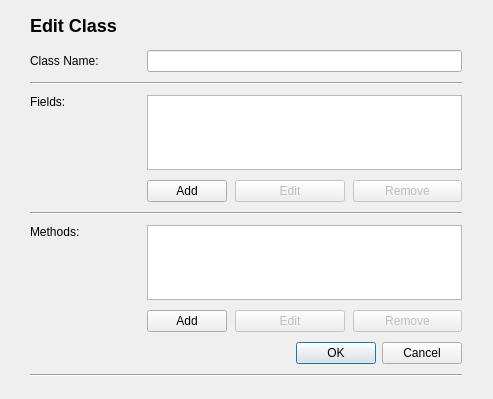
Above: src/view/classes/editclassdialog.ui from Garttox/icp before the change. Below: the same form after it.
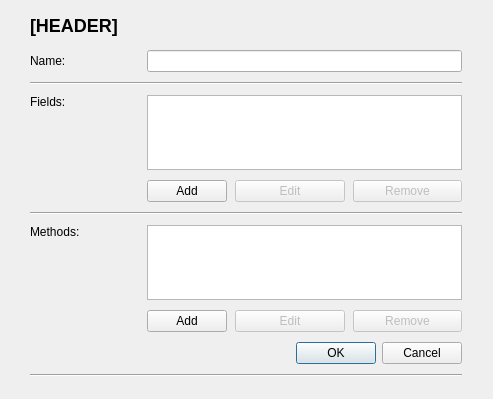
That is the form after the change.

```diff
--- a/src/view/classes/editclassdialog.ui
+++ b/src/view/classes/editclassdialog.ui
@@ -71,7 +71,7 @@
     <item row="0" column="0">
      <widget class="QLabel" name="label">
       <property name="text">
-       <string>Class Name:</string>
+       <string>Name:</string>
       </property>
       <property name="margin">
        <number>2</number>
@@ -195,7 +195,7 @@
 font-size: 18px;</string>
    </property>
    <property name="text">
-    <string>Edit Class</string>
+    <string>[HEADER]</string>
    </property>
    <property name="textFormat">
     <enum>Qt::MarkdownText</enum>
```
Left out of the diff: 4 changed lines with no effect on the pictures.
